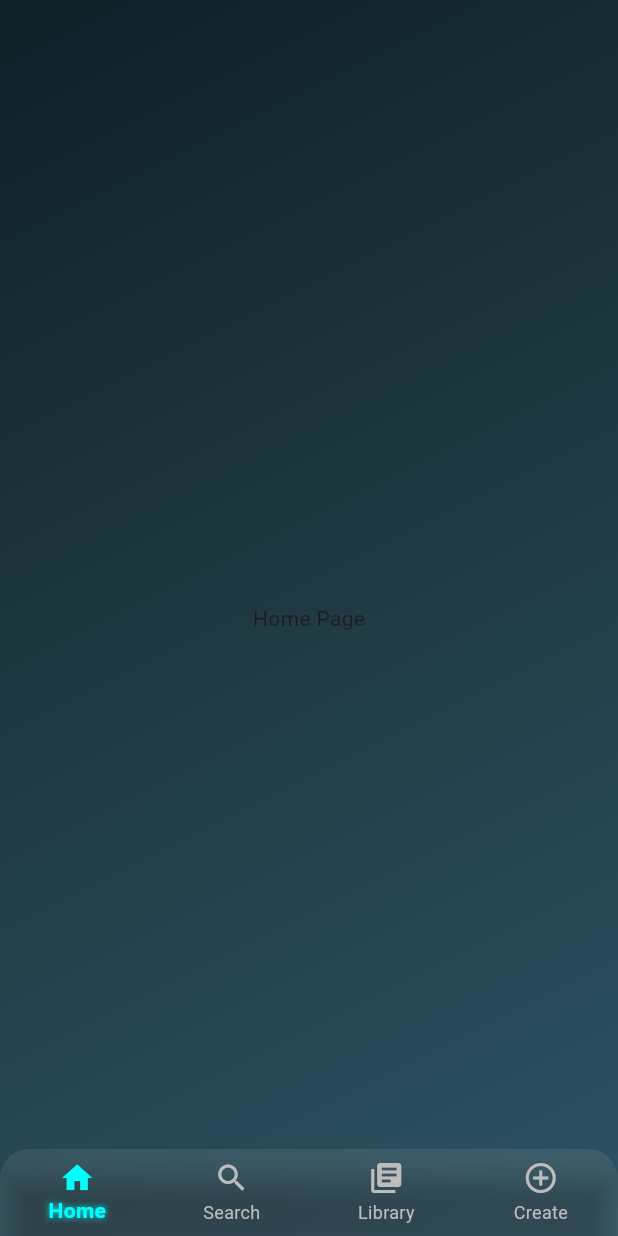
After one commit to Tariqul-huda/stream_play, a Flutter app: the screen it shows after launch, on a phone screen of 412 x 824 dp. The commit adds this screen. Run offline on Flutter 3.47's test engine with Material 3 defaults, Android fonts, the phone set to English and light mode, and no system bars.

Commit message:
added homepage

```diff
--- /dev/null
+++ b/lib/color/color_scheme.dart
@@ -0,0 +1,20 @@
+import 'package:flutter/material.dart';
+
+class ColorTheme{
+  static const LinearGradient mainGradient = LinearGradient(
+    colors: [
+      Color(0xFF0F2027),
+      Color(0xFF203A43),
+      Color(0xFF2C5364),
+    ],
+    begin: Alignment.topLeft,
+    end: Alignment.bottomRight,
+  );
+  static const Shadow neonLabelGlow = Shadow(
+  color: Color(0xFF00FFFF), // neon cyan glow
+  blurRadius: 5,
+  );
+  static const Color neonLabelColor = Color(0xFF00FFFF);
+
+
+}
--- a/lib/main.dart
+++ b/lib/main.dart
@@ -1,5 +1,6 @@
 import 'package:flutter/material.dart';
 import './pages/login.dart';
+import './pages/home_page.dart';
 void main() {
   runApp(const MyApp());
 }
@@ -11,7 +12,8 @@ class MyApp extends StatelessWidget {
   @override
   Widget build(BuildContext context) {
     return MaterialApp(
-      home: LoginPage(),
+      // home: LoginPage(),
+      home: HomePage(),
     );
   }
 }
--- /dev/null
+++ b/lib/pages/home_page.dart
@@ -0,0 +1,71 @@
+import 'package:flutter/material.dart';
+import 'dart:ui';
+import '../color/color_scheme.dart';
+
+class HomePage extends StatefulWidget {
+  const HomePage({super.key});
+
+  @override
+  State<HomePage> createState() => _HomePageState();
+}
+
+class _HomePageState extends State<HomePage> {
+  int _selectedIndex = 0;
+
+  final List<Widget> _pages = [
+    Center(child: Text("Home Page")),
+    Center(child: Text("Search")),
+    Center(child: Text("Your Library")),
+    Center(child: Text("Create Playlist")),
+  ];
+
+  void _onItemTapped(int index) {
+    setState(() {
+      _selectedIndex = index;
+    });
+  }
+
+  @override
+  Widget build(BuildContext context) {
+    return Scaffold(
+      extendBody: true,
+      body: Container(
+        decoration: const BoxDecoration(
+          gradient: ColorTheme.mainGradient, // Apply your gradient here
+        ),
+        child: _pages[_selectedIndex],
+      ),
+      bottomNavigationBar: ClipRRect(
+        borderRadius: const BorderRadius.only(
+          topLeft: Radius.circular(20),
+          topRight: Radius.circular(20),
+        ),
+        child: BackdropFilter(
+          filter: ImageFilter.blur(sigmaX: 10, sigmaY: 10),
+          child: Container(
+            color: Colors.white.withOpacity(0.1),
+            child: BottomNavigationBar(
+              backgroundColor: Colors.transparent,
+              type: BottomNavigationBarType.fixed,
+              selectedItemColor: ColorTheme.neonLabelColor,
+              selectedLabelStyle: const TextStyle(
+                color: ColorTheme.neonLabelColor,
+                shadows: [ColorTheme.neonLabelGlow],
+                fontWeight: FontWeight.bold
+              ),
+              unselectedItemColor: Colors.grey[400],
+              currentIndex: _selectedIndex,
+              onTap: _onItemTapped,
+              items: const [
+                BottomNavigationBarItem(icon: Icon(Icons.home), label: "Home"),
+                BottomNavigationBarItem(icon: Icon(Icons.search), label: "Search"),
+                BottomNavigationBarItem(icon: Icon(Icons.library_books), label: "Library"),
+                BottomNavigationBarItem(icon: Icon(Icons.add_circle_outline), label: "Create"),
+              ],
+            ),
+          ),
+        ),
+      ),
+    );
+  }
+}
```
Also changed, not shown: lib/models/music_data.dart (added, +227 -0 lines), lib/pages/signup.dart (+3 -11 lines).
